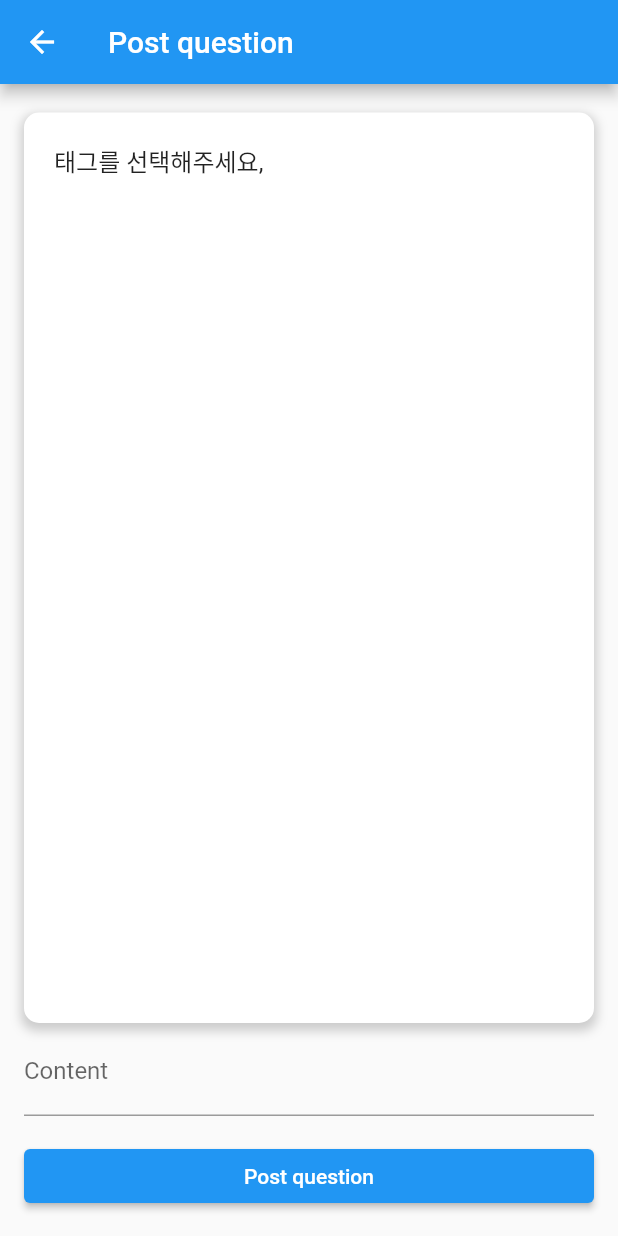
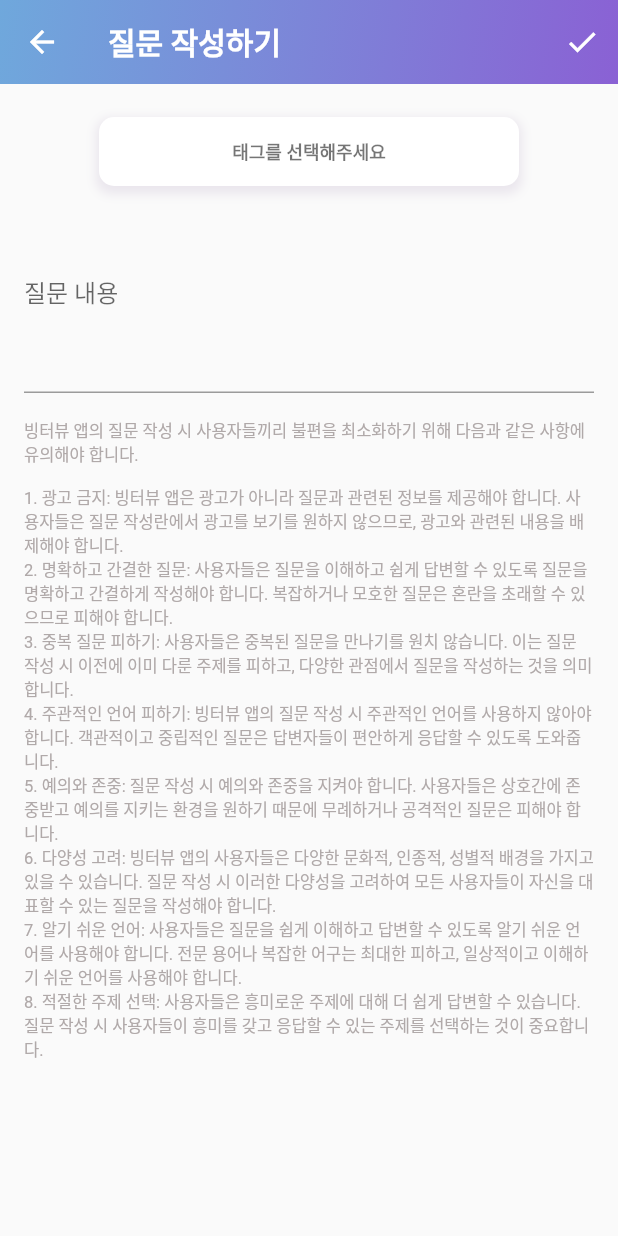
Before and after one commit to Vingterview/vingterview, a Flutter app: the PostQuestionPage screen opened by its route, on a phone screen of 412 x 824 dp. Run offline on Flutter 3.47's test engine with Material 2 defaults, Android fonts, the phone set to English and light mode, and no system bars; our stand-ins replace camera, google_sign_in, image_picker, permission_handler, shared_preferences, video_player and 1 more; missing offline and left inert: agora_rtc_engine, flutter_ffmpeg, flutter_web_auth; accounts and stored records are empty; network calls fail.

Commit message:
질문 게시판 수정

```diff
--- a/lib/main.dart
+++ b/lib/main.dart
@@ -32,6 +32,7 @@ class MyApp extends StatelessWidget {
   Widget build(BuildContext context) {
     return MaterialApp(
       title: 'Vingterview',
+      theme: ThemeData(primaryColor: const Color(0xFF8A61D4)),
       routes: {
         '/': (context) => SplashScreen(),
         '/index': (context) => IndexScreen(),
--- a/lib/question_write.dart
+++ b/lib/question_write.dart
@@ -51,31 +51,71 @@ class _PostquestionPageState extends State<PostQuestionPage> {
     return Scaffold(
         key: _scaffoldKey,
         appBar: AppBar(
-        title: Text('Post question'),
+          actions: [
+            IconButton(
+              icon: Icon(Icons.check),
+              onPressed: () async {
+                if (_formKey.currentState.validate()) {
+                  _formKey.currentState.save();
+                  try {
+                    int questionId = await _questionApi.postQuestion(
+                        selectedTags, question_content);
+                    ScaffoldMessenger.of(context).showSnackBar(
+                      SnackBar(content: Text('질문이 등록되었습니다.')),
+                    );
+                    Navigator.pop(context);
+                  } catch (e) {
+                    ScaffoldMessenger.of(context).showSnackBar(
+                      SnackBar(content: Text('Failed to post question: $e')),
+                    );
+                  }
+                }
+              },
+            ),
+          ],
+          backgroundColor: Colors.white,
+          elevation: 0,
+          flexibleSpace: Container(
+            decoration: BoxDecoration(
+              gradient: LinearGradient(
+                colors: [Color(0xFF6fa8dc), Color(0xFF8A61D4)],
+                begin: Alignment.topLeft,
+                end: Alignment.bottomRight,
+              ),
+            ),
+          ),
+          title: Text(
+            '질문 작성하기',
+            style: TextStyle(
+              color: Colors.white,
+              fontWeight: FontWeight.bold,
+              fontSize: 20,
+            ),
+          ),
         ),
         body: Padding(
           padding: EdgeInsets.all(16),
           child: Form(
             key: _formKey,
+            child: SingleChildScrollView(
               child: Column(
                 crossAxisAlignment: CrossAxisAlignment.stretch,
                 children: [
                   if (selectedTags != null && selectedTags.isNotEmpty)
-                Expanded(
-                  child: ListView.builder(
-                    itemCount: selectedTags.length,
-                    itemBuilder: (context, index) {
-                      // 태그를 터치할 때 pickTags() 메서드 호출
+                    Wrap(
+                      spacing: 10,
+                      runSpacing: 10,
+                      children: selectedTags.map((tag) {
                         return Container(
                           padding:
-                            EdgeInsets.symmetric(vertical: 20, horizontal: 20),
-                        margin: EdgeInsets.symmetric(vertical: 3),
+                              EdgeInsets.symmetric(vertical: 8, horizontal: 12),
                           decoration: BoxDecoration(
                             color: Colors.white,
                             borderRadius: BorderRadius.circular(10),
                             boxShadow: [
                               BoxShadow(
-                              color: Colors.grey.withOpacity(0.5),
+                                color: Color.fromARGB(175, 218, 210, 224)
+                                    .withOpacity(0.5),
                                 spreadRadius: 2,
                                 blurRadius: 5,
                                 offset: Offset(0, 3),
@@ -83,48 +123,65 @@ class _PostquestionPageState extends State<PostQuestionPage> {
                             ],
                           ),
                           child: Text(
-                          selectedTags[index].tagName,
+                            '#${tag.tagName}',
                             style: TextStyle(
-                            fontSize: 16,
+                              fontSize: 12,
+                              color: Color(0xFF1A4FB5),
+                              fontWeight: FontWeight.bold,
                             ),
                           ),
                         );
-                    },
-                  ),
+                      }).toList(),
                     ),
                   if (selectedTags == null || selectedTags.isEmpty)
-                Expanded(
-                  child: GestureDetector(
+                    Column(
+                      crossAxisAlignment: CrossAxisAlignment.stretch,
+                      children: [
+                        GestureDetector(
                           onTap: () async {
                             pickTags(context);
                           },
                           child: Container(
-                      padding:
-                          EdgeInsets.symmetric(vertical: 20, horizontal: 20),
-                      margin: EdgeInsets.symmetric(vertical: 3),
+                            padding: EdgeInsets.symmetric(
+                                vertical: 14, horizontal: 12),
+                            margin: EdgeInsets.symmetric(
+                                vertical: 6, horizontal: 50),
                             decoration: BoxDecoration(
                               color: Colors.white,
                               borderRadius: BorderRadius.circular(10),
                               boxShadow: [
                                 BoxShadow(
-                            color: Colors.grey.withOpacity(0.5),
+                                  color: Color.fromARGB(175, 218, 210, 224)
+                                      .withOpacity(0.5),
                                   spreadRadius: 2,
                                   blurRadius: 5,
                                   offset: Offset(0, 3),
                                 ),
                               ],
                             ),
+                            child: Center(
                               child: Text(
-                        '태그를 선택해주세요,',
+                                '태그를 선택해주세요',
                                 style: TextStyle(
-                          fontSize: 16,
+                                  fontSize: 12,
+                                  color: Colors.black54,
+                                  fontWeight: FontWeight.bold,
                                 ),
                               ),
                             ),
                           ),
                         ),
-              TextFormField(
-                decoration: InputDecoration(labelText: 'Content'),
+                      ],
+                    ),
+                  Container(
+                    child: TextFormField(
+                      decoration: InputDecoration(
+                        labelText: '질문 내용',
+                        contentPadding:
+                            EdgeInsets.symmetric(vertical: 20, horizontal: 0),
+                      ),
+                      maxLines: null,
+                      minLines: 4,
                       validator: (value) {
                         if (value.isEmpty) {
                           return 'Please enter some content';
@@ -135,30 +192,28 @@ class _PostquestionPageState extends State<PostQuestionPage> {
                         question_content = value;
                       },
                     ),
+                  ),
                   SizedBox(height: 16),
-              ElevatedButton(
-                child: Text('Post question'),
-                onPressed: () async {
-                  if (_formKey.currentState.validate()) {
-                    _formKey.currentState.save();
-                    try {
-                      int questionId = await _questionApi.postQuestion(
-                          selectedTags, question_content);
-                      ScaffoldMessenger.of(context).showSnackBar(SnackBar(
-                          content:
-                              Text('question posted with ID $questionId')));
-                      Navigator.pop(context);
-                    } catch (e) {
-                      ScaffoldMessenger.of(context).showSnackBar(SnackBar(
-                          content: Text('Failed to post question: $e')));
-                    }
-                  }
-                },
+                  Text(
+                    '''빙터뷰 앱의 질문 작성 시 사용자들끼리 불편을 최소화하기 위해 다음과 같은 사항에 유의해야 합니다.
+
+1. 광고 금지: 빙터뷰 앱은 광고가 아니라 질문과 관련된 정보를 제공해야 합니다. 사용자들은 질문 작성란에서 광고를 보기를 원하지 않으므로, 광고와 관련된 내용을 배제해야 합니다.
+2. 명확하고 간결한 질문: 사용자들은 질문을 이해하고 쉽게 답변할 수 있도록 질문을 명확하고 간결하게 작성해야 합니다. 복잡하거나 모호한 질문은 혼란을 초래할 수 있으므로 피해야 합니다.
+3. 중복 질문 피하기: 사용자들은 중복된 질문을 만나기를 원치 않습니다. 이는 질문 작성 시 이전에 이미 다룬 주제를 피하고, 다양한 관점에서 질문을 작성하는 것을 의미합니다.
+4. 주관적인 언어 피하기: 빙터뷰 앱의 질문 작성 시 주관적인 언어를 사용하지 않아야 합니다. 객관적이고 중립적인 질문은 답변자들이 편안하게 응답할 수 있도록 도와줍니다.
+5. 예의와 존중: 질문 작성 시 예의와 존중을 지켜야 합니다. 사용자들은 상호간에 존중받고 예의를 지키는 환경을 원하기 때문에 무례하거나 공격적인 질문은 피해야 합니다.
+6. 다양성 고려: 빙터뷰 앱의 사용자들은 다양한 문화적, 인종적, 성별적 배경을 가지고 있을 수 있습니다. 질문 작성 시 이러한 다양성을 고려하여 모든 사용자들이 자신을 대표할 수 있는 질문을 작성해야 합니다.
+7. 알기 쉬운 언어: 사용자들은 질문을 쉽게 이해하고 답변할 수 있도록 알기 쉬운 언어를 사용해야 합니다. 전문 용어나 복잡한 어구는 최대한 피하고, 일상적이고 이해하기 쉬운 언어를 사용해야 합니다.
+8. 적절한 주제 선택: 사용자들은 흥미로운 주제에 대해 더 쉽게 답변할 수 있습니다. 질문 작성 시 사용자들이 흥미를 갖고 응답할 수 있는 주제를 선택하는 것이 중요합니다.''',
+                    style: TextStyle(
+                      fontSize: 11,
+                      color: Color.fromARGB(255, 176, 169, 169),
+                    ),
                   ),
                 ],
               ),
             ),
           ),
-    );
+        ));
   }
 }
--- a/lib/websocket/wsclient/websocket_client.dart
+++ b/lib/websocket/wsclient/websocket_client.dart
@@ -122,7 +122,6 @@ class WebSocketClient {
         gameInfo: state.gameInfo,
         memberInfos: [],
         poll: state.poll);
-    print("메시지 타입ㅂㅂㅂㅂㅂ${type.name}");
 
     _push(jsonEncode(message));
   }
```
Also changed, not shown: lib/tabs/tab_question.dart (+18 -26 lines), lib/websocket/widget/websocket.dart (+15 -0 lines). Lines whose indentation alone changed are shown as unchanged.
